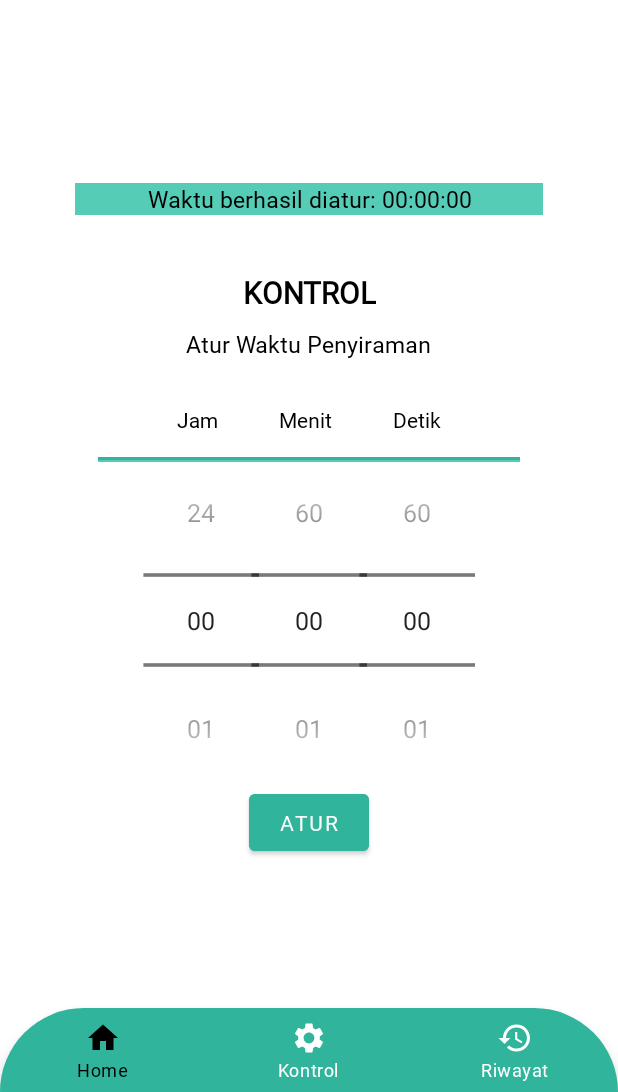
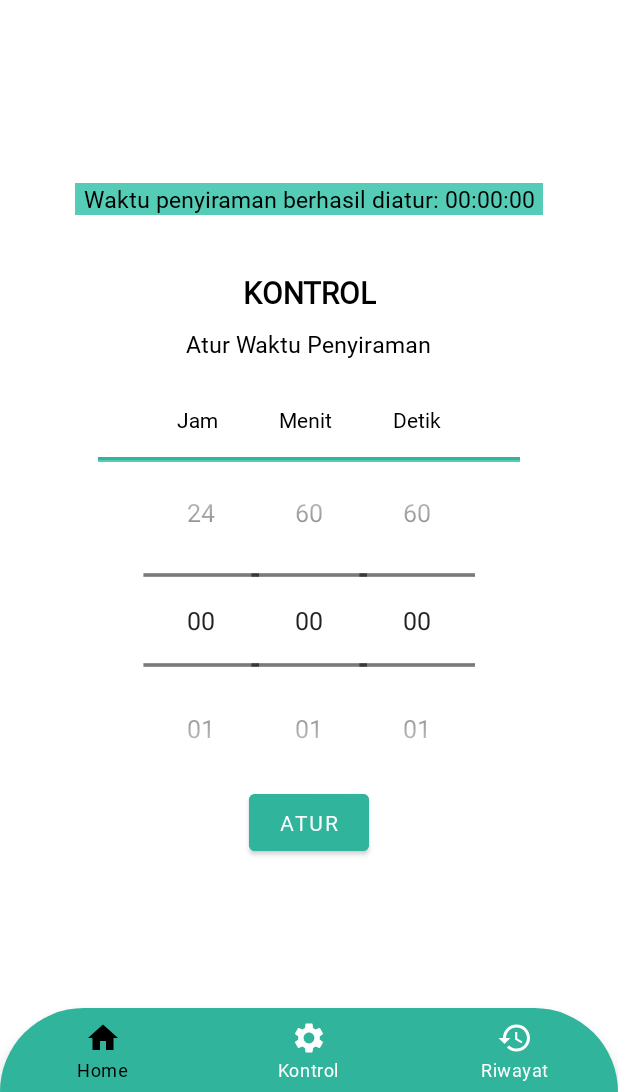
Before and after one commit to varydabe/otoponik_app, an Android app: the DashboardFragment screen opened through its navigation route, after a tap on "ATUR", on a phone screen of 412 x 824 dp, the part 144-1236 px from its top. Run offline under Robolectric (Android 15) with nearby library versions, the phone set to English and light mode, and no system bars; our stand-ins replace Firebase (no records; nobody signed in at launch, a user with empty details on screens opened directly), navigation-ui; 3 statements that could not run were skipped.

Commit message:
remove unused import and add comment

```diff
--- a/app/src/main/java/com/github/otoponik/ui/dashboard/DashboardFragment.java
+++ b/app/src/main/java/com/github/otoponik/ui/dashboard/DashboardFragment.java
@@ -8,20 +8,15 @@ import android.view.ViewGroup;
 import android.widget.Button;
 import android.widget.NumberPicker;
 import android.widget.TextView;
-
 import androidx.annotation.NonNull;
-import androidx.annotation.Nullable;
 import androidx.fragment.app.Fragment;
-import androidx.lifecycle.Observer;
 import androidx.lifecycle.ViewModelProvider;
-
 import com.github.otoponik.R;
 import com.github.otoponik.ui.home.Status;
 import com.google.firebase.database.DatabaseReference;
 import com.google.firebase.database.FirebaseDatabase;
+import java.util.Map;
 
-import java.util.HashMap;
-import java.util.Map;
 
 public class DashboardFragment extends Fragment {
 
@@ -37,6 +32,7 @@ public class DashboardFragment extends Fragment {
         dashboardViewModel =
                 new ViewModelProvider(this).get(DashboardViewModel.class);
         View root = inflater.inflate(R.layout.fragment_dashboard, container, false);
+
         waktu_set = root.findViewById(R.id.text_waktu_set);
         numpicker_hours = root.findViewById(R.id.numpicker_hours);
         numpicker_minutes = root.findViewById(R.id.numpicker_minutes);
@@ -55,11 +51,15 @@ public class DashboardFragment extends Fragment {
                 jam = String.format("%02d", hour);
                 menit = String.format("%02d", minute);
                 detik =  String.format("%02d", second);
+
+                // Testing purpose
                 Log.d("Jam : ", jam);
                 Log.d("Menit : ", menit);
                 Log.d("Detik : ", detik);
-                waktu_set.setText("Waktu berhasil diatur: " + jam + ":" + menit + ":" + detik);
 
+                waktu_set.setText("Waktu penyiraman berhasil diatur: " + jam + ":" + menit + ":" + detik);
+
+                // Write to database WaktuPenyiraman
                 writeToFirebase();
             }
         });
@@ -96,7 +96,7 @@ public class DashboardFragment extends Fragment {
     }
 
     private void writeToFirebase() {
-        // Write a message to the database
+        // Write waktu penyiraman data to the database
         FirebaseDatabase database = FirebaseDatabase.getInstance();
         DatabaseReference timeRef = database.getReference("waktuPenyiraman");
         DatabaseReference statusRef = database.getReference("status");
@@ -104,10 +104,12 @@ public class DashboardFragment extends Fragment {
         WaktuPenyiraman waktu_penyiraman = new WaktuPenyiraman(hour, minute, second);
         Map<String, Object> waktuPenyiraman = waktu_penyiraman.toMap();
 
+        timeRef.setValue(waktuPenyiraman);
+
+        // Write status data for testing
         Status status = new Status(String.valueOf(hour), String.valueOf(minute), String.valueOf(second));
         Map<String, Object> status_tumbuhan = status.toMap();
 
-        timeRef.setValue(waktuPenyiraman);
         statusRef.setValue(status_tumbuhan);
     }
 }
--- a/app/src/main/java/com/github/otoponik/ui/dashboard/WaktuPenyiraman.java
+++ b/app/src/main/java/com/github/otoponik/ui/dashboard/WaktuPenyiraman.java
@@ -2,6 +2,7 @@ package com.github.otoponik.ui.dashboard;
 
 import java.util.HashMap;
 import java.util.Map;
+
 
 public class WaktuPenyiraman {
     public int hour, minute, second;
```
Also changed, not shown: app/src/main/java/com/github/otoponik/ui/home/HomeFragment.java (+8 -11 lines), app/src/main/java/com/github/otoponik/ui/notifications/NotificationsFragment.java (+3 -11 lines).
